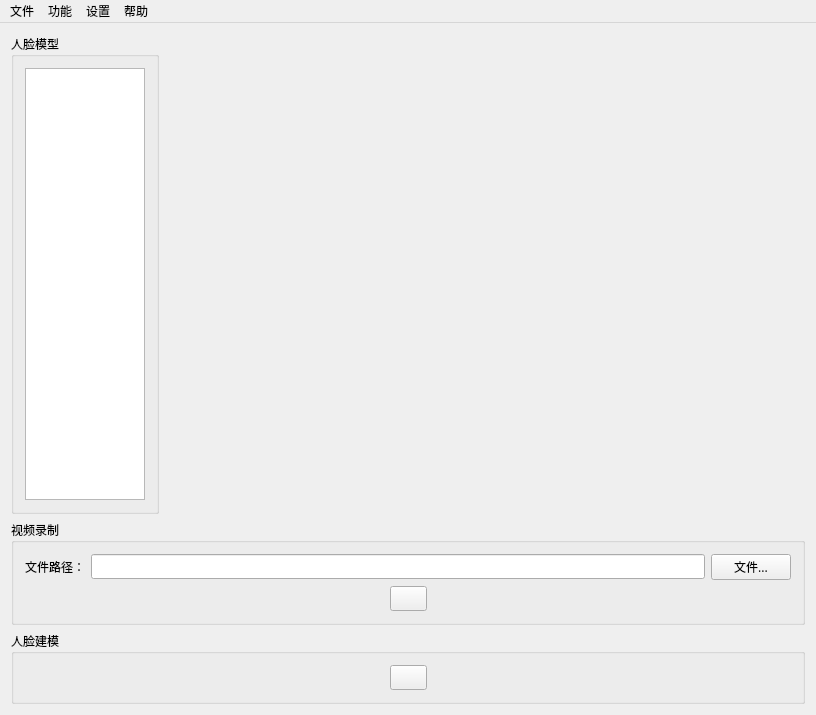
Old version of the form QTFaceDetection/mainwindow.ui in the repository bullud/FaceDetect-2.
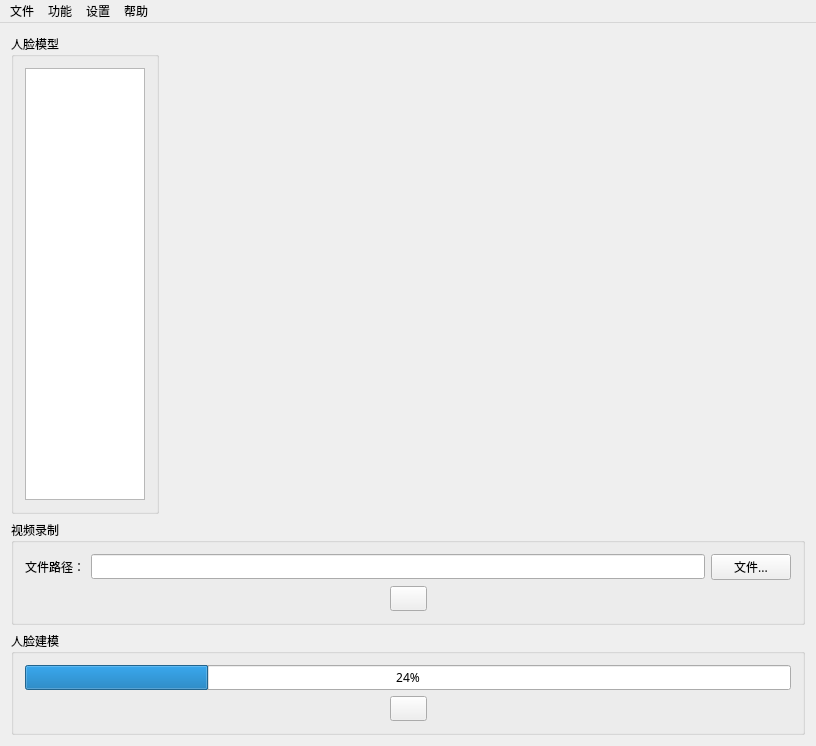
New version of the form.

Commit message: Add progress bar when creating face template

```diff
--- a/QTFaceDetection/mainwindow.ui
+++ b/QTFaceDetection/mainwindow.ui
@@ -6,8 +6,8 @@
    <rect>
     <x>0</x>
     <y>0</y>
-    <width>808</width>
-    <height>693</height>
+    <width>814</width>
+    <height>727</height>
    </rect>
   </property>
   <property name="font">
@@ -24,8 +24,6 @@
      <family>微软雅黑</family>
     </font>
    </property>
-   <layout class="QVBoxLayout" name="verticalLayout_3">
-    <item>
      <layout class="QVBoxLayout" name="verticalLayout_2">
       <item>
        <layout class="QHBoxLayout" name="horizontalLayout">
@@ -184,6 +182,17 @@
         <property name="title">
          <string>人脸建模</string>
         </property>
+      <layout class="QVBoxLayout" name="verticalLayout_3">
+      <item>
+        <layout class="QVBoxLayout" name="verticalLayout_4">
+        <item>
+          <widget class="QProgressBar" name="progressBarFaceTemplate">
+          <property name="value">
+            <number>24</number>
+          </property>
+          </widget>
+        </item>
+        <item>
         <layout class="QHBoxLayout" name="horizontalLayout_6">
          <item>
           <spacer name="horizontalSpacer_3">
@@ -219,9 +228,11 @@
           </spacer>
          </item>
         </layout>
-       </widget>
-      </item>
-     </layout>
+        </item>
+        </layout>
+      </item>
+      </layout>
+    </widget>
     </item>
    </layout>
   </widget>
```
Left out of the diff: 2 changed lines with no effect on the pictures. Lines whose indentation alone changed are shown as unchanged. The commit also changes 3 other files.
